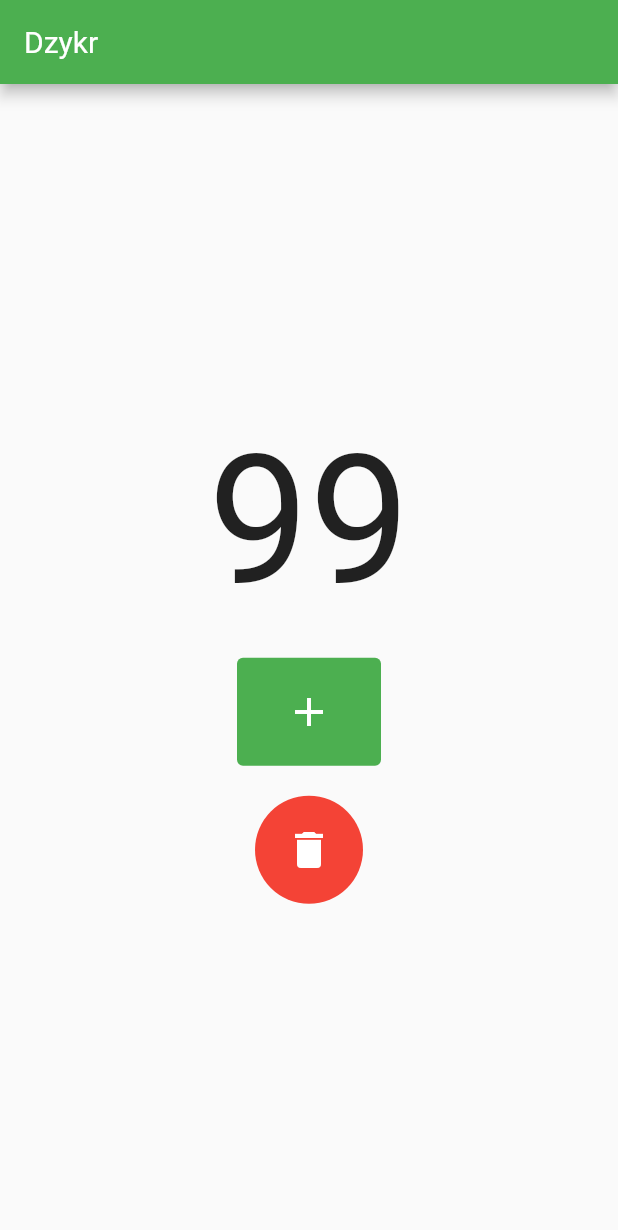
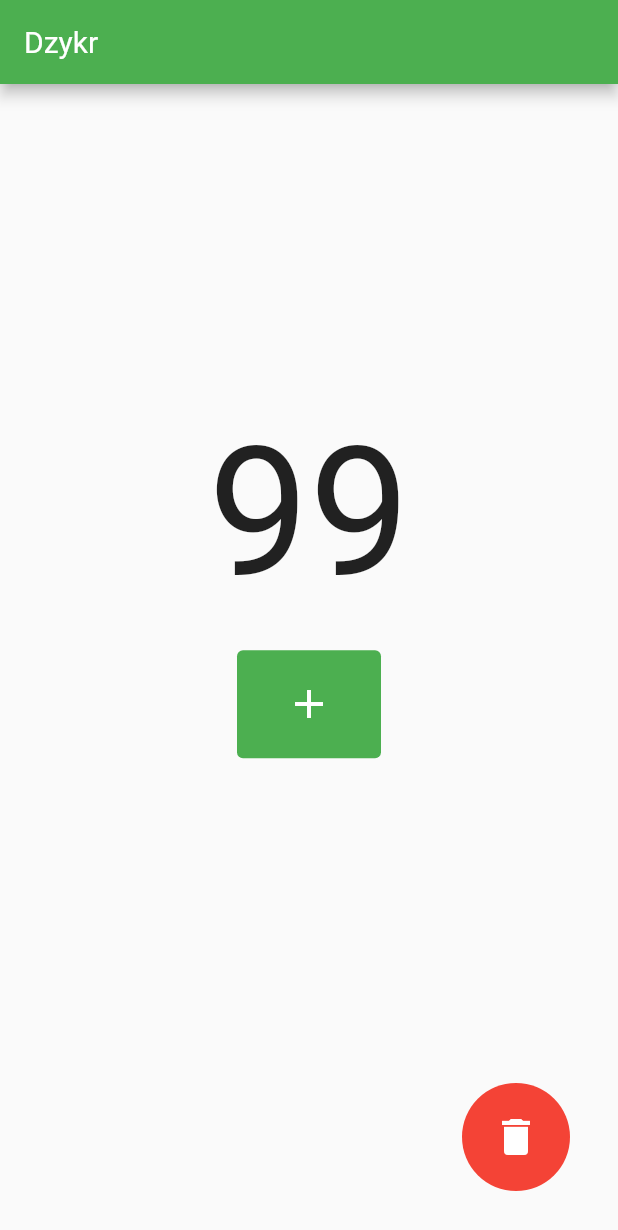
Before and after one commit to Anifyuli/Dzykr, a Flutter app: the screen it shows after launch, on a phone screen of 412 x 824 dp. Shown: the top 1230 px of the screen. Run offline on Flutter 3.47's test engine with Material 2 defaults, Android fonts, the phone set to English and light mode, and no system bars.

Commit message:
Fix Reset Button Position

```diff
--- a/lib/main.dart
+++ b/lib/main.dart
@@ -22,16 +22,17 @@ class MyApp extends StatelessWidget {
           child: Column(
             mainAxisAlignment: MainAxisAlignment.center,
             children: [
+              const Spacer(),
               const Text(
                 '99',
                 style: TextStyle(fontSize: 120),
               ),
-              const SizedBox(height: 20),
+              const SizedBox(height: 20,),
               ElevatedButton(
                 onPressed: null,
                 style: ButtonStyle(
-                  padding: MaterialStateProperty.all(const EdgeInsets.fromLTRB(32, 20, 32, 20)), // Mengatur jarak antara ikon dan tepi tombol
-                  backgroundColor: MaterialStateProperty.all(Colors.green), // Warna latar belakang tombol ketika diangkat
+                  padding: MaterialStateProperty.all(const EdgeInsets.fromLTRB(32, 20, 32, 20)),
+                  backgroundColor: MaterialStateProperty.all(Colors.green),
                 ),
                 child: const Icon(
                   Icons.add,
@@ -39,8 +40,11 @@ class MyApp extends StatelessWidget {
                   size: 32,
                 ),
               ),
-              const SizedBox(height: 20),
-              ElevatedButton(
+              const Spacer(),
+              Container(
+                alignment: Alignment.bottomRight,
+                margin: const EdgeInsets.only(bottom: 30, right: 20),
+                child: ElevatedButton(
                   onPressed: null,
                   style: ButtonStyle(
                     shape: MaterialStateProperty.all(const CircleBorder()),
@@ -53,6 +57,7 @@ class MyApp extends StatelessWidget {
                     size: 32,
                   ),
                 ),
+              ),
             ],
           ),
         ),
```
Lines whose indentation alone changed are shown as unchanged.
